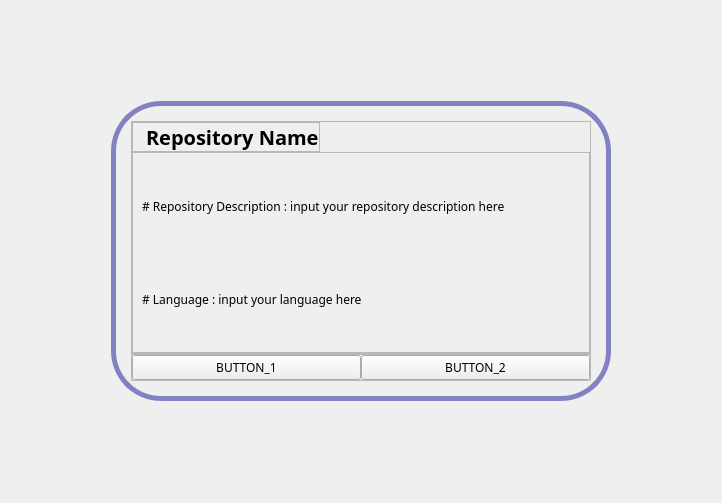
First picture: the form in my_pyside2/mygithub/design/repo_item.ui, repository dlalstj0213/Study.Python, before the edit.
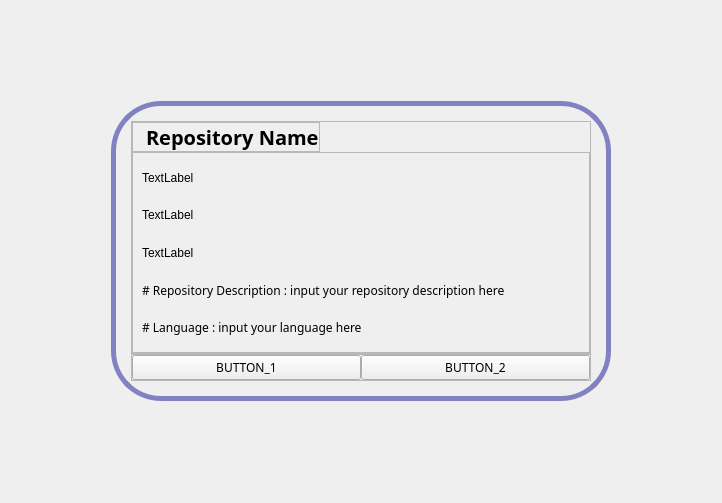
Second picture: the form after the edit. Icons and pictures are not drawn.

What changed in the file:
```diff
--- a/my_pyside2/mygithub/design/repo_item.ui
+++ b/my_pyside2/mygithub/design/repo_item.ui
@@ -188,7 +188,28 @@
             </property>
             <layout class="QVBoxLayout" name="verticalLayout_4">
              <item>
-              <widget class="QLabel" name="label_2">
+              <widget class="QLabel" name="lbl_description">
+               <property name="text">
+                <string>TextLabel</string>
+               </property>
+              </widget>
+             </item>
+             <item>
+              <widget class="QLabel" name="lbl_language">
+               <property name="text">
+                <string>TextLabel</string>
+               </property>
+              </widget>
+             </item>
+             <item>
+              <widget class="QLabel" name="lbl_updated">
+               <property name="text">
+                <string>TextLabel</string>
+               </property>
+              </widget>
+             </item>
+             <item>
+              <widget class="QLabel" name="lbl_created_at">
                <property name="font">
                 <font>
                  <family>Nirmala UI Semilight</family>
```
Left out of the diff: 2 changed lines with no effect on the pictures.
